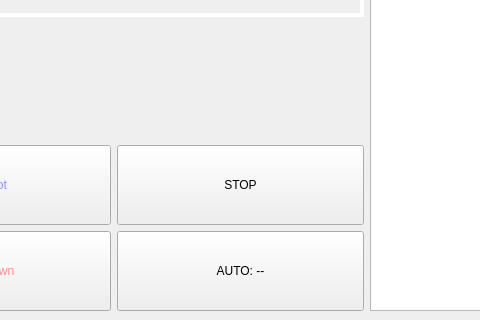
Above: src/1024x600_v2.ui from IPi-Radio/IPi-Radio before the change; both pictures show x 145 to 625 and y 280 to 600 of the 1024 by 600 pixel window. Below: the same form after it.
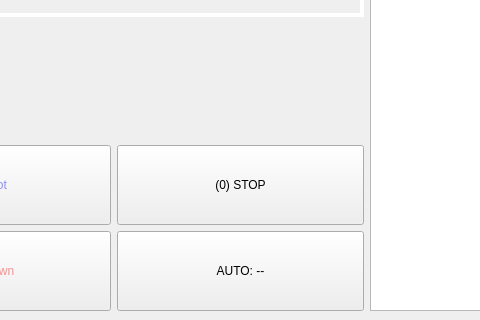
That is the form after the change.

Commit message: use 0 for STOP

Patch:
```diff
--- a/src/1024x600_v2.ui
+++ b/src/1024x600_v2.ui
@@ -297,7 +297,7 @@
            </size>
           </property>
           <property name="text">
-           <string>STOP</string>
+           <string>(0) STOP</string>
           </property>
          </widget>
         </item>
```
The commit also changes 2 other files.
